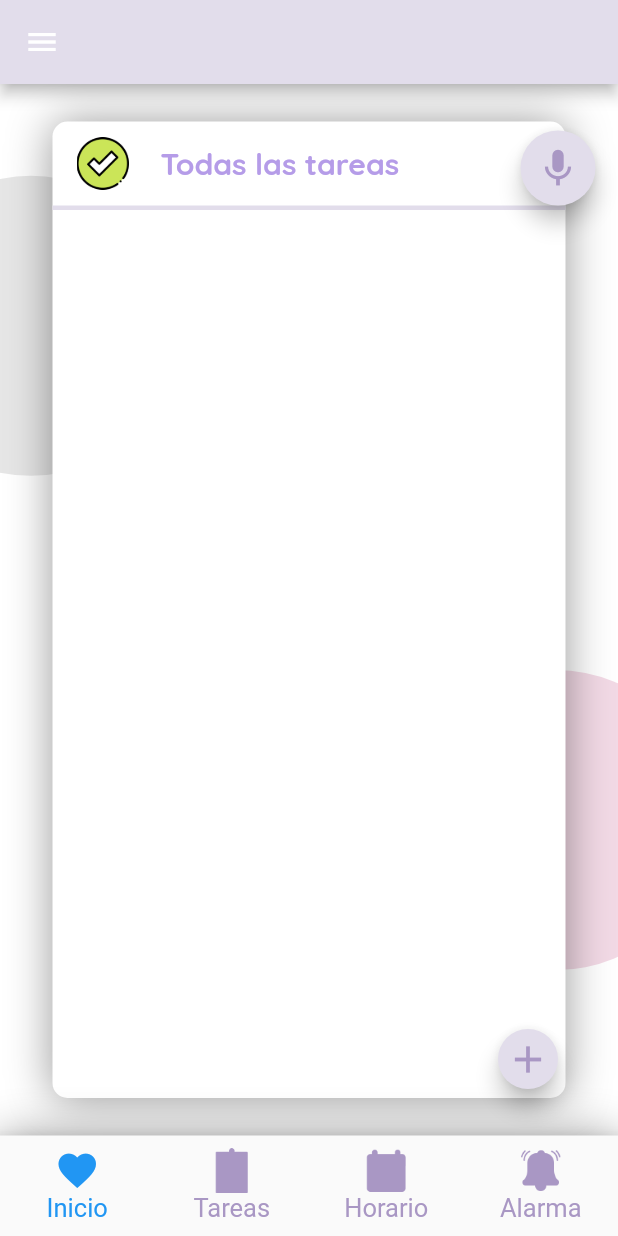
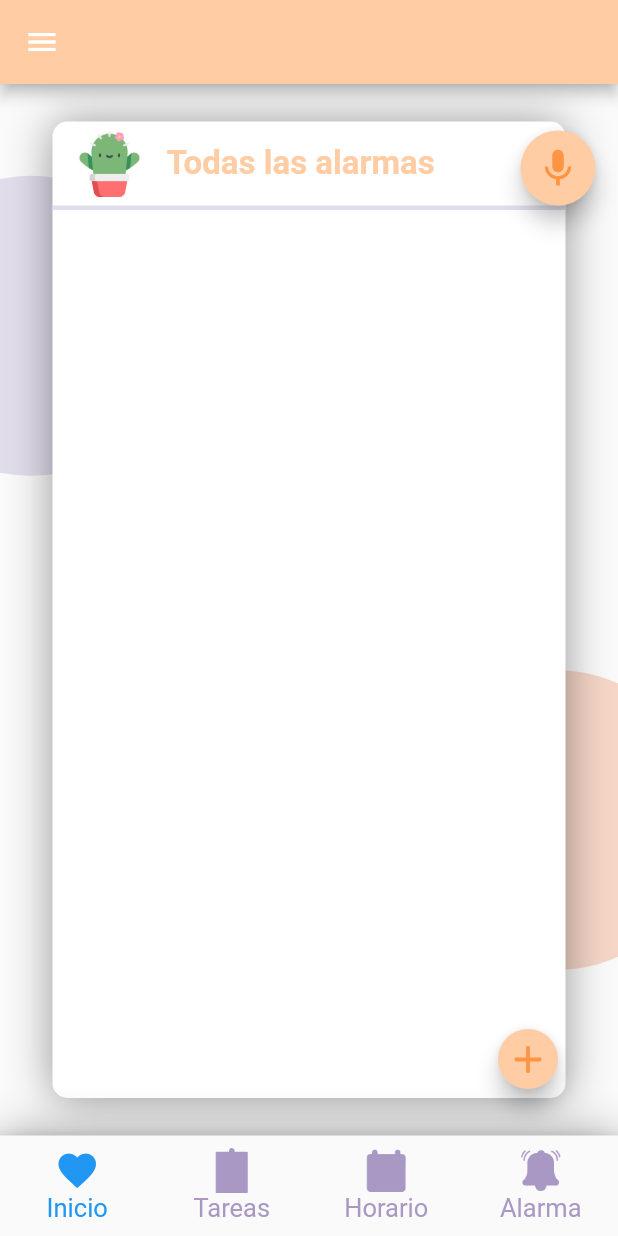
Before and after one commit to MicaelaGordillo/agenda_project, a Flutter app: the screen it shows after launch, in the side drawer, after a tap on the "mic" icon, on a phone screen of 412 x 824 dp. Run offline on Flutter 3.47's test engine with Material 2 defaults, Android fonts, the phone set to English and light mode, and no system bars; our stand-ins replace sqflite; accounts and stored records are empty.

Commit message:
Opcion alarmas

```diff
--- /dev/null
+++ b/lib/clases/alarm.dart
@@ -0,0 +1,28 @@
+import 'package:flutter/material.dart';
+
+class Alarm {
+  DateTime _fecha;
+  TimeOfDay _hora;
+  String _descripcion;
+
+  Alarm(this._fecha, this._hora, this._descripcion);
+
+  String get descripcion => _descripcion;
+
+  set descripcion(String value) {
+    _descripcion = value;
+  }
+
+  TimeOfDay get hora => _hora;
+
+  set hora(TimeOfDay value) {
+    _hora = value;
+  }
+
+  DateTime get fecha => _fecha;
+
+  set fecha(DateTime value) {
+    _fecha = value;
+  }
+
+}
--- a/lib/main.dart
+++ b/lib/main.dart
@@ -1,4 +1,5 @@
 import 'package:agenda_project/screens/screen_actividades.dart';
+import 'package:agenda_project/screens/screen_alarmas.dart';
 import 'package:agenda_project/screens/screen_tareas.dart';
 import 'package:flutter/material.dart';
 
@@ -13,7 +14,7 @@ class MyApp extends StatelessWidget {
   Widget build(BuildContext context) {
     return const MaterialApp(
       title: 'Agenda',
-      home: ScreenWork(),
+      home: ScreenAlarm(),
     );
   }
 }
--- a/lib/screens/screen_alarmas.dart
+++ b/lib/screens/screen_alarmas.dart
@@ -0,0 +1,385 @@
+import 'package:flutter/material.dart';
+import 'package:intl/intl.dart';
+import '../clases/alarm.dart';
+
+class ScreenAlarm extends StatefulWidget {
+  const ScreenAlarm({Key? key}) : super(key: key);
+
+  @override
+  State<ScreenAlarm> createState() => _ScreenAlarmState();
+}
+
+class _ScreenAlarmState extends State<ScreenAlarm> {
+  int _selectedIndex = 0;
+  int _colorSelected = -1;
+  List <Alarm> alarms = [];
+  List <Color> colorBack = [const Color.fromRGBO(255, 237, 237, 1), const Color.fromRGBO(255, 240, 227, 1), const Color.fromRGBO(252, 249, 221, 1), const Color.fromRGBO(241, 250, 240, 1), const Color.fromRGBO(230, 247, 250, 1), const Color.fromRGBO(240, 237, 247, 1)];
+  List <Color> colorLetter = [const Color.fromRGBO(173, 66, 60, 1), const Color.fromRGBO(245, 164, 77, 1), const Color.fromRGBO(179, 168, 16, 1), const Color.fromRGBO(143, 174, 45, 1), const Color.fromRGBO(67, 157, 187, 1), const Color.fromRGBO(113, 86, 150, 1)];
+  final keys = List<String>.generate(20, (i) => "Frase $i");
+  TextEditingController date = TextEditingController();
+  TextEditingController hour = TextEditingController();
+  TextEditingController name = TextEditingController();
+  DateTime _myDateTime = DateTime.now();
+  TimeOfDay _myHourTime = TimeOfDay.now();
+
+  void _onItemTapped(int index) {
+    setState(() {
+      _selectedIndex = index;
+    });
+  }
+
+  int getColor(){
+    if(_colorSelected == 5){
+      _colorSelected = 0;
+    } else {
+      _colorSelected++;
+    }
+    return _colorSelected;
+  }
+
+  @override
+  Widget build(BuildContext context) {
+    return MaterialApp(
+      debugShowCheckedModeBanner: false,
+      title: 'Agenda',
+      theme: ThemeData(primaryColor: Colors.deepOrangeAccent),
+      home: Scaffold(
+        drawer: Drawer(
+          child: Container(
+            color: Colors.white, //Color de fondo del drawer
+            child: Column(
+              children: [
+                Container(
+                  margin: const EdgeInsets.only(top:20, bottom: 0),
+                  padding: const EdgeInsets.all(20),
+                  width: double.infinity,//Toma el largo horizontal
+                  //color: Colors.grey[100], //Color de fondo
+                  child: Column(
+                    children: const [
+                      Text(
+                        'Bienvenid@',
+                        style: TextStyle(fontWeight: FontWeight.bold, fontSize: 20),
+                      ),
+                      SizedBox(   //Espacio entre textos
+                        height: 10,
+                      ),
+                      Text(
+                        'Estas son las frases que puedes utilizar para realizar acciones en la aplicación sin necesidad de escribir :)',
+                        style: TextStyle(fontSize: 15),
+                      ),
+                    ],
+                  ),
+                ),
+                Expanded(
+                  child: ListView.builder(
+                    itemCount: keys.length,
+                    itemBuilder: (context, index) => Card(
+                      margin: const EdgeInsets.only(bottom: 2),
+                      color: Colors.grey[100],
+                      child: ListTile(
+                        title: Text(keys[index]),
+                        subtitle: const Text('Icream is good for health'),
+                      ),
+                    ),
+                  ),
+                ),
+              ],
+            ),
+          ),
+        ),
+        appBar: AppBar(
+          backgroundColor: const Color.fromRGBO(255, 204, 163, 1),
+        ),
+        body: CustomPaint(
+          painter: BluePainter(),
+          child: Container(
+            margin: const EdgeInsets.only(top: 25, right: 35, left: 35, bottom: 25),
+            height: double.infinity,
+            width: double.infinity,
+            decoration: const BoxDecoration(
+              color: Colors.white,
+              borderRadius: BorderRadius.only(
+                  topLeft: Radius.circular(10),
+                  topRight: Radius.circular(10),
+                  bottomLeft: Radius.circular(10),
+                  bottomRight: Radius.circular(10)
+              ),
+              boxShadow: [
+                BoxShadow(
+                    color: Color.fromRGBO(0, 0, 0, 0.4),
+                    offset: Offset(0, 0.75),
+                    blurRadius: 25
+                )
+              ],
+            ),
+            child: Column(
+              children: [
+                Container(
+                  decoration: const BoxDecoration(
+                      border: Border(
+                        bottom: BorderSide(
+                          color: Color.fromRGBO(226, 221, 235, 1),
+                          width: 3.0,
+                        ),
+                      )
+                  ),
+                  child: ListTile(
+                    leading: Image.asset('assets/cactus.png', height: 44),
+                    title: const Text(
+                      'Todas las alarmas',
+                      style: TextStyle(
+                        color: Color.fromRGBO(255, 204, 163, 1),
+                        fontSize: 22,
+                        fontWeight: FontWeight.bold,
+                      ),
+                    ),
+                  ),
+                ),
+                Expanded(
+                  child: ListView.builder(
+                    itemCount: alarms.length,
+                    itemBuilder: (context, index) => Card(
+                      shape: RoundedRectangleBorder(borderRadius: BorderRadius.circular(30)),
+                      margin: const EdgeInsets.only(left: 15, right: 15, top: 5, bottom: 10),
+                      elevation: 3,
+                      color: colorBack[getColor()],
+                      child: ListTile(
+                        leading: Image.asset('assets/reloj.png', height: 35),
+                        title: Text('${alarms[index].descripcion} ', style: TextStyle(color: colorLetter[_colorSelected]),),
+                        subtitle: Text('${DateFormat('dd-MM-yyyy').format(alarms[index].fecha)} ${alarms[index].hora.hour}:${alarms[index].hora.minute}', style: const TextStyle(color: Color.fromRGBO(113, 113, 113, 1)),),
+                        trailing: CircleAvatar(
+                          backgroundColor: Colors.white,
+                          radius: 20,
+                          child: IconButton(
+                            onPressed: (){
+                              setState(() {
+                                alarms.removeWhere((element) => (element == alarms[index]));
+                              });
+                            },
+                            icon: const Icon(
+                              Icons.delete,
+                              color: Color.fromRGBO(173, 66, 60, 1),
+                            ),
+                          ),
+                        ),
+                      ),
+                    ),
+                  ),
+                ),
+              ],
+            ),
+          ),
+        ),
+        bottomNavigationBar: Container(
+          decoration: const BoxDecoration(
+            boxShadow: <BoxShadow>[
+              BoxShadow(
+                  color: Color.fromRGBO(0, 0, 0, 0.4),
+                  blurRadius: 25,
+                  offset: Offset(0.0, 0.75)
+              )
+            ],
+          ),
+          child: BottomNavigationBar(
+            type: BottomNavigationBarType.fixed,
+            items: const [
+              BottomNavigationBarItem(icon: Icon(Icons.favorite), label: 'Inicio'),
+              BottomNavigationBarItem(icon: ImageIcon(AssetImage('assets/tareas.png')), label: 'Tareas'),
+              BottomNavigationBarItem(icon: ImageIcon(AssetImage('assets/horario.png')), label: 'Horario'),
+              BottomNavigationBarItem(icon: ImageIcon(AssetImage('assets/alarma.png')), label: 'Alarma'),
+            ],
+            currentIndex: _selectedIndex,
+            selectedItemColor: const Color.fromRGBO(33, 150, 243, 100),
+            unselectedItemColor: const Color.fromRGBO(169, 151, 196, 100),
+            unselectedFontSize: 17,
+            selectedFontSize: 17,
+            iconSize: 30,
+            onTap: _onItemTapped,
+          ),
+        ),
+        floatingActionButtonLocation: FloatingActionButtonLocation.centerFloat,
+        floatingActionButton: Stack(
+          children: [
+            Positioned(
+              right: 15,
+              top: 170,
+              child: SizedBox(
+                height: 50,
+                width: 50,
+                child: FloatingActionButton(
+                  child: const Icon(Icons.mic, size: 30,color: Color.fromRGBO(255, 148, 66, 1),),
+                  backgroundColor: const Color.fromRGBO(255, 204, 163, 1),
+                  onPressed: (){
+                  },
+                ),
+              ),
+            ),
+            Positioned(
+              bottom: 15,
+              right: 40,
+              child: SizedBox(
+                height: 40,
+                width: 40,
+                child: FloatingActionButton(
+                  child: const Icon(Icons.add, size: 30, color: Color.fromRGBO(255, 148, 66, 1),),
+                  backgroundColor: const Color.fromRGBO(255, 204, 163, 1),
+                  onPressed: (){
+                    showDialog(
+                      context: context,
+                      builder: (context) => AlertDialog(
+                        title: const Text('Programa tu alarma'),
+                        content: Column(
+                          mainAxisSize: MainAxisSize.min,
+                          children: [
+                            Row(
+                              children: [
+                                const Text('Fecha: ', style: TextStyle(color: Colors.grey),),
+                                Expanded(
+                                    child: TextFormField(
+                                      controller: date,
+                                      readOnly: true,
+                                      decoration: const InputDecoration(
+                                        hintText: 'Ingresa una fecha',
+                                        border: UnderlineInputBorder(),
+                                        enabledBorder: UnderlineInputBorder(
+                                          borderSide: BorderSide(color: Colors.grey),
+                                        ),
+                                        focusedBorder: UnderlineInputBorder(
+                                          borderSide: BorderSide(color: Colors.orangeAccent),
+                                        ),
+                                      ),
+                                    )
+                                ),
+                                CircleAvatar(
+                                  backgroundColor: Colors.orangeAccent,
+                                  radius: 20,
+                                  child: IconButton(
+                                    onPressed: () async {
+                                      _myDateTime = (await showDatePicker(
+                                          context: context,
+                                          initialDate: DateTime.now(),
+                                          firstDate: DateTime(2010),
+                                          lastDate: DateTime(2030)
+                                      ))!;
+                                      setState(() {
+                                        date.text = DateFormat('dd-MM-yyyy').format(_myDateTime);
+                                      });
+                                    },
+                                    icon: const Icon(Icons.calendar_today_outlined, color: Colors.white),
+                                  ),
+                                ),
+                              ],
+                            ),
+                            Row(
+                              children: [
+                                const Text('Hora: ', style: TextStyle(color: Colors.grey),),
+                                Expanded(
+                                    child: TextFormField(
+                                      controller: hour,
+                                      readOnly: true,
+                                      decoration: const InputDecoration(
+                                        hintText: 'Ingresa una hora',
+                                        border: UnderlineInputBorder(),
+                                        enabledBorder: UnderlineInputBorder(
+                                          borderSide: BorderSide(color: Colors.grey),
+                                        ),
+                                        focusedBorder: UnderlineInputBorder(
+                                          borderSide: BorderSide(color: Colors.orangeAccent),
+                                        ),
+                                      ),
+                                    )
+                                ),
+                                CircleAvatar(
+                                  backgroundColor: Colors.orangeAccent,
+                                  radius: 20,
+                                  child: IconButton(
+                                    onPressed: () async {
+                                      _myHourTime = (await showTimePicker(
+                                          context: context,
+                                          initialTime: TimeOfDay.now()
+                                      ))!;
+                                      setState(() {
+                                        hour.text = '${_myHourTime.hour}:${_myHourTime.minute}';
+                                      });
+                                    },
+                                    icon: const Icon(Icons.access_alarm, color: Colors.white),
+                                  ),
+                                ),
+                              ],
+                            ),
+                          ],
+                        ),
+                        actions: [
+                          FlatButton(
+                              onPressed: (){
+                                setState(() {
+                                  Navigator.of(context).pop();
+                                  showDialog(
+                                      context: context,
+                                      builder: (context) => AlertDialog(
+                                        title: const Text('Programa tu alarma'),
+                                        content: TextField(
+                                          controller: name,
+                                          decoration: InputDecoration(
+                                            hintText: 'Ingresar el nombre de la alarma',
+                                            filled: true,
+                                            fillColor: Colors.grey.shade50,
+                                          ),
+                                        ),
+                                        actions: [
+                                          FlatButton(
+                                              onPressed: (){
+                                                setState(() {
+                                                  Alarm aux = Alarm(_myDateTime, _myHourTime, name.text.toString());
+                                                  alarms.add(aux);
+                                                  Navigator.of(context).pop();
+                                                });
+                                              },
+                                              child: const Text('Ok')
+                                          )
+                                        ],
+                                      )
+                                  );
+                                });
+                              },
+                              child: const Text('Ok')
+                          )
+                        ],
+                      ),
+                    );
+                  },
+                ),
+              ),
+            ),
+          ],
+        ),
+      ),
+    );
+  }
+}
+
+class BluePainter extends CustomPainter {
+  @override
+  void paint(Canvas canvas, Size size) {
+    final height = size.height;
+    final width = size.width;
+
+    Paint circleGrey = Paint()
+      ..style = PaintingStyle.fill
+      ..color = const Color.fromRGBO(226, 221, 235, 100)
+      ..strokeWidth = 2;
+
+    Paint circlePink = Paint()
+      ..style = PaintingStyle.fill
+      ..color = const Color.fromRGBO(245, 214, 199, 100)
+      ..strokeWidth = 2;
+
+    canvas.drawCircle(Offset(width*0.05, height*0.23), 100, circleGrey);
+    canvas.drawCircle(Offset(width*0.9, height*0.7), 100, circlePink);
+  }
+
+  @override
+  bool shouldRepaint(covariant CustomPainter oldDelegate) {
+    return oldDelegate != this;
+  }
+}
```
